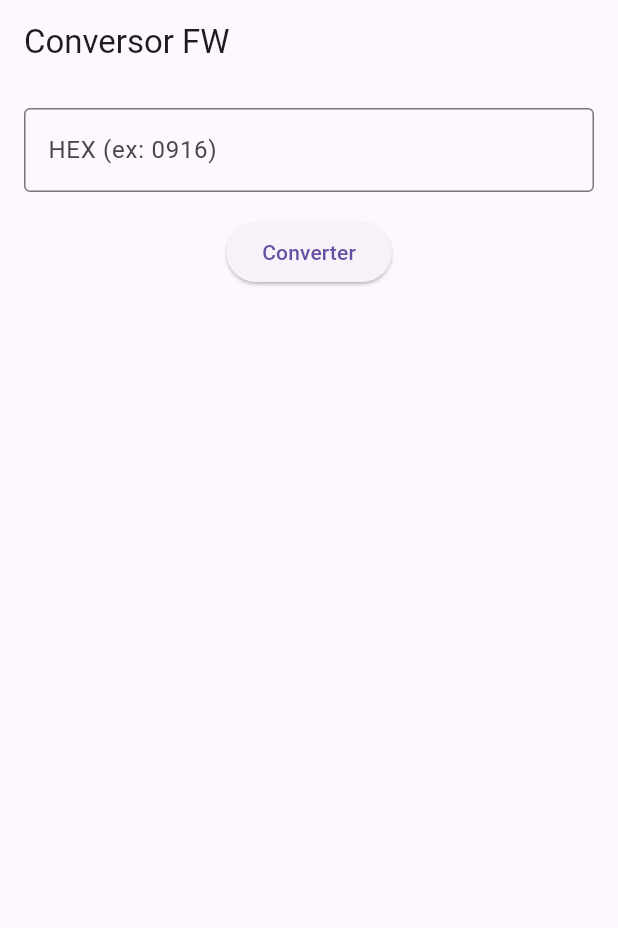
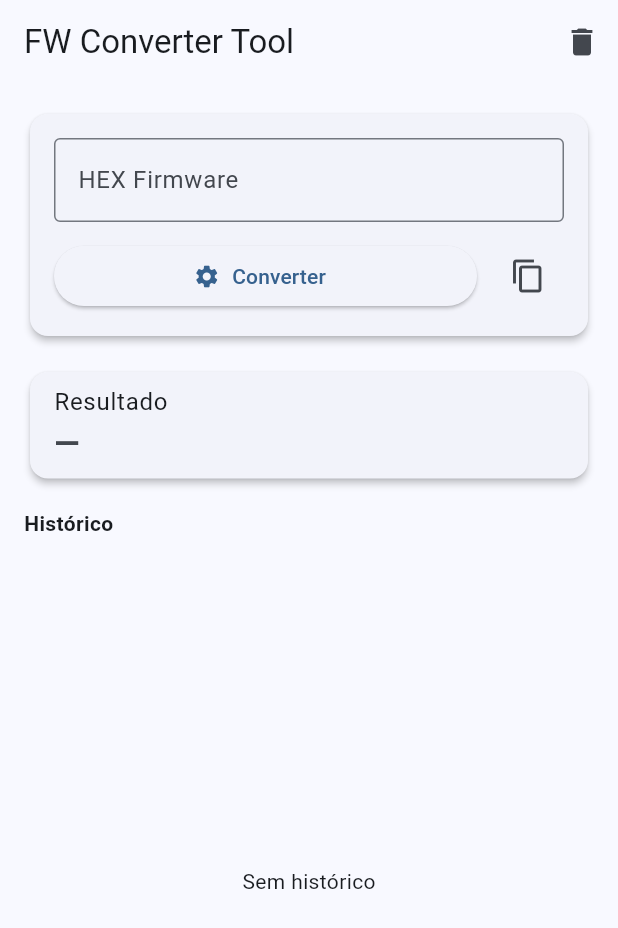
Before and after one commit to an-jorge/HexaTrack, a Flutter app: the screen it shows after launch, on a phone screen of 412 x 824 dp. Shown: the top 928 px of the screen. Run offline on Flutter 3.47's test engine with Material 3 defaults, Android fonts, the light colour scheme and no system bars; our stand-ins replace shared_preferences.

Commit message:
v2 features *dark mode, new UI

```diff
--- a/hexatrack/lib/main.dart
+++ b/hexatrack/lib/main.dart
@@ -1,4 +1,6 @@
 import 'package:flutter/material.dart';
+import 'package:flutter/services.dart';
+import 'package:shared_preferences/shared_preferences.dart';
 
 void main() {
   runApp(const MyApp());
@@ -10,8 +12,19 @@ class MyApp extends StatelessWidget {
   @override
   Widget build(BuildContext context) {
     return MaterialApp(
-      title: 'FW Converter',
+      title: 'FW Tool',
       debugShowCheckedModeBanner: false,
+      themeMode: ThemeMode.system,
+      theme: ThemeData(
+        useMaterial3: true,
+        colorSchemeSeed: Colors.blue,
+        brightness: Brightness.light,
+      ),
+      darkTheme: ThemeData(
+        useMaterial3: true,
+        colorSchemeSeed: Colors.blue,
+        brightness: Brightness.dark,
+      ),
       home: const HomePage(),
     );
   }
@@ -27,7 +40,17 @@ class HomePage extends StatefulWidget {
 class _HomePageState extends State<HomePage> {
   final TextEditingController _controller = TextEditingController();
   String _result = '';
+  List<String> _history = [];
 
+  @override
+  void initState() {
+    super.initState();
+    loadHistory();
+  }
+
+  // =============================
+  // CONVERSÃO
+  // =============================
   String hexToFwVersion(String hexValue) {
     hexValue = hexValue.trim().toUpperCase();
 
@@ -35,10 +58,9 @@ class _HomePageState extends State<HomePage> {
       throw Exception("Deve conter 4 caracteres HEX.");
     }
 
-    // valida HEX
     final isValid = RegExp(r'^[0-9A-F]+$').hasMatch(hexValue);
     if (!isValid) {
-      throw Exception("Valor inválido (use 0-9, A-F).");
+      throw Exception("HEX inválido.");
     }
 
     final byte1 = hexValue.substring(0, 2);
@@ -50,12 +72,47 @@ class _HomePageState extends State<HomePage> {
     return "R01A${dec1.toString().padLeft(2, '0')}V${dec2.toString().padLeft(2, '0')}";
   }
 
+  // =============================
+  // HISTÓRICO (PERSISTENTE)
+  // =============================
+  Future<void> saveHistory() async {
+    final prefs = await SharedPreferences.getInstance();
+    await prefs.setStringList('history', _history);
+  }
+
+  Future<void> loadHistory() async {
+    final prefs = await SharedPreferences.getInstance();
+    setState(() {
+      _history = prefs.getStringList('history') ?? [];
+    });
+  }
+
+  void addToHistory(String entry) {
+    setState(() {
+      _history.insert(0, entry);
+    });
+    saveHistory();
+  }
+
+  void clearHistory() {
+    setState(() {
+      _history.clear();
+    });
+    saveHistory();
+  }
+
+  // =============================
+  // AÇÕES
+  // =============================
   void convert() {
     try {
       final result = hexToFwVersion(_controller.text);
+
       setState(() {
         _result = result;
       });
+
+      addToHistory("${_controller.text.toUpperCase()} → $result");
     } catch (e) {
       setState(() {
         _result = "Erro: $e";
@@ -63,27 +120,118 @@ class _HomePageState extends State<HomePage> {
     }
   }
 
+  void copyResult() {
+    if (_result.isEmpty || _result.startsWith("Erro")) return;
+
+    Clipboard.setData(ClipboardData(text: _result));
+
+    ScaffoldMessenger.of(
+      context,
+    ).showSnackBar(const SnackBar(content: Text("Copiado!")));
+  }
+
+  // =============================
+  // UI
+  // =============================
   @override
   Widget build(BuildContext context) {
     return Scaffold(
-      appBar: AppBar(title: const Text("Conversor FW")),
+      appBar: AppBar(
+        title: const Text("FW Converter Tool"),
+        actions: [
+          IconButton(
+            icon: const Icon(Icons.delete),
+            onPressed: clearHistory,
+            tooltip: "Limpar histórico",
+          ),
+        ],
+      ),
       body: Padding(
         padding: const EdgeInsets.all(16),
         child: Column(
           children: [
-            TextField(
-              controller: _controller,
-              decoration: const InputDecoration(
-                labelText: "HEX (ex: 0916)",
-                border: OutlineInputBorder(),
+            // INPUT CARD
+            Card(
+              elevation: 2,
+              child: Padding(
+                padding: const EdgeInsets.all(16),
+                child: Column(
+                  children: [
+                    TextField(
+                      controller: _controller,
+                      decoration: const InputDecoration(
+                        labelText: "HEX Firmware",
+                        hintText: "Ex: 0916",
+                        border: OutlineInputBorder(),
+                      ),
+                    ),
+                    const SizedBox(height: 12),
+
+                    Row(
+                      children: [
+                        Expanded(
+                          child: ElevatedButton.icon(
+                            onPressed: convert,
+                            icon: const Icon(Icons.settings),
+                            label: const Text("Converter"),
+                          ),
+                        ),
+                        const SizedBox(width: 10),
+                        IconButton(
+                          onPressed: copyResult,
+                          icon: const Icon(Icons.copy),
+                        ),
+                      ],
+                    ),
+                  ],
+                ),
               ),
             ),
+
             const SizedBox(height: 16),
-            ElevatedButton(onPressed: convert, child: const Text("Converter")),
-            const SizedBox(height: 20),
-            Text(
-              _result,
-              style: const TextStyle(fontSize: 20, fontWeight: FontWeight.bold),
+
+            // RESULTADO CARD
+            Card(
+              elevation: 2,
+              child: ListTile(
+                title: const Text("Resultado"),
+                subtitle: Text(
+                  _result.isEmpty ? "—" : _result,
+                  style: const TextStyle(
+                    fontSize: 22,
+                    fontWeight: FontWeight.bold,
+                  ),
+                ),
+              ),
+            ),
+
+            const SizedBox(height: 16),
+
+            // HISTÓRICO
+            const Align(
+              alignment: Alignment.centerLeft,
+              child: Text(
+                "Histórico",
+                style: TextStyle(fontWeight: FontWeight.bold),
+              ),
+            ),
+
+            const SizedBox(height: 8),
+
+            Expanded(
+              child: _history.isEmpty
+                  ? const Center(child: Text("Sem histórico"))
+                  : ListView.builder(
+                      itemCount: _history.length,
+                      itemBuilder: (context, index) {
+                        return Card(
+                          child: ListTile(
+                            leading: const Icon(Icons.history),
+                            title: Text(_history[index]),
+                          ),
+                        );
+                      },
+                    ),
             ),
           ],
         ),
--- a/hexatrack/pubspec.yaml
+++ b/hexatrack/pubspec.yaml
@@ -30,6 +30,7 @@ environment:
 dependencies:
   flutter:
     sdk: flutter
+  shared_preferences: ^2.5.5
 
   # The following adds the Cupertino Icons font to your application.
   # Use with the CupertinoIcons class for iOS style icons.
```
Also changed, not shown: hexatrack/pubspec.lock, 1 other file.
